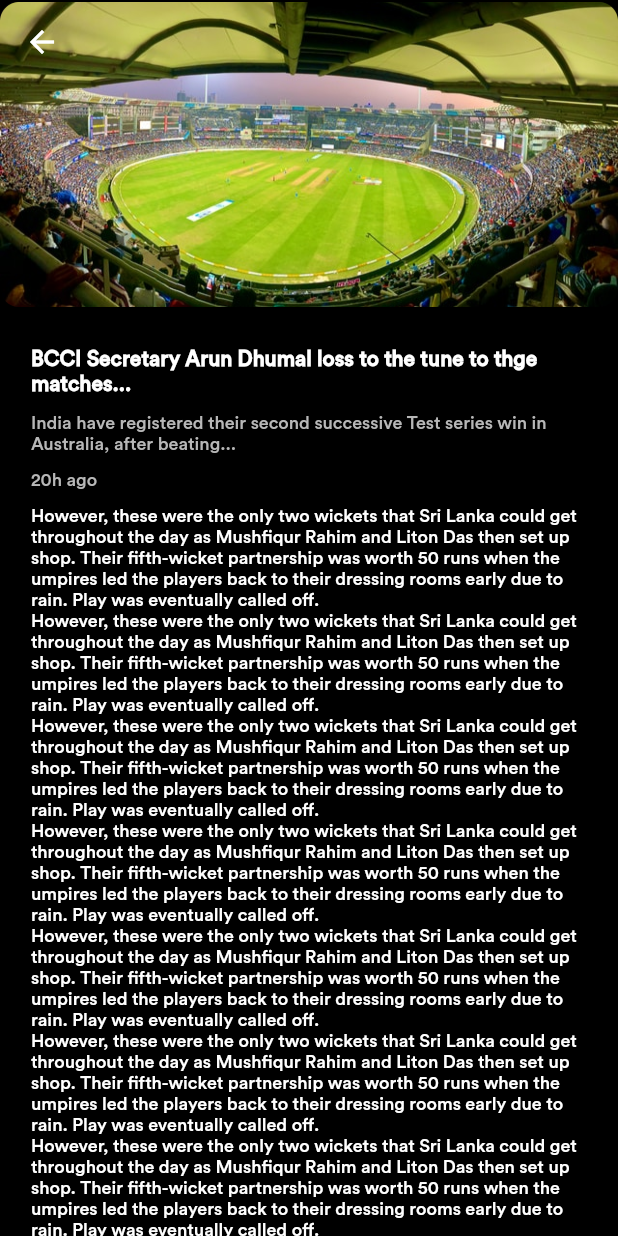
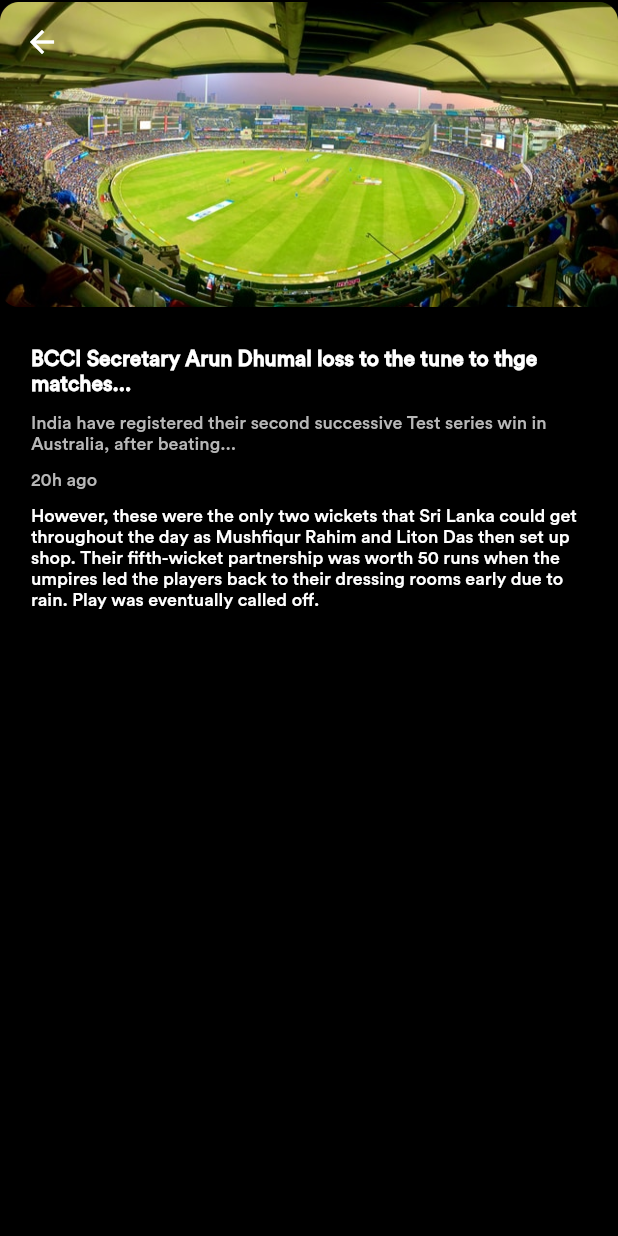
Before and after one commit to Jainish22/FanTips, a Flutter app: the screen it shows after launch, after a tap on "BCCI Secretary Arun Dhumal loss to the t", on a phone screen of 412 x 824 dp. Run offline on Flutter 3.47's test engine with Material 2 defaults, Android fonts, the phone set to English and light mode, and no system bars; our stand-ins replace get, sizer.

Commit message:
appbar 1 change

```diff
--- a/lib/Screens/Home/Home.dart
+++ b/lib/Screens/Home/Home.dart
@@ -71,7 +71,7 @@ class Home extends StatelessWidget {
                        shrinkWrap: true,
                        physics: const NeverScrollableScrollPhysics(),
                        itemBuilder: (context, index){
-                         return  InkWell(child: const MyContainer3(),onTap: (){Get.to(HomeNews());},);
+                         return  InkWell(child: const MyContainer3(),onTap: (){Get.toNamed("news");},);
                        }
                      ),
                    ),
--- a/lib/Screens/Home/HomeNews.dart
+++ b/lib/Screens/Home/HomeNews.dart
@@ -13,13 +13,11 @@ class HomeNews extends StatefulWidget {
 }
 
 class _HomeNewsState extends State<HomeNews> with TickerProviderStateMixin {
-  //
   late AnimationController ColorAnimationController;
   late AnimationController TextAnimationController;
   late Animation colorTween, iconColorTween;
   late Animation<Offset> transTween;
 
-  //
   @override
   void initState() {
     ColorAnimationController =
@@ -75,81 +73,11 @@ class _HomeNewsState extends State<HomeNews> with TickerProviderStateMixin {
                         child: Column(
                           crossAxisAlignment: CrossAxisAlignment.start,
                           mainAxisAlignment: MainAxisAlignment.spaceBetween,
-                          children: const [
-                            Text(
-                                'BCCI Secretary Arun Dhumal loss to the tune to thge matches... ',
-                                style: TextStyle(
-                                    fontWeight: FontWeight.bold, fontSize: 14)),
-                            AppSizebox.h10,
-                            Text(
-                                'India have registered their second successive Test series win in Australia, after beating...',
-                                style: TextStyle(
-                                    color: AppColor.grey, fontSize: 12)),
-                            AppSizebox.h10,
-                            Text('20h ago',
-                                style: TextStyle(
-                                    color: AppColor.grey, fontSize: 12)),
-                            AppSizebox.h10,
-                            Text(
-                              "However, these were the only two wickets that Sri Lanka could get throughout the day as Mushfiqur Rahim and Liton Das then set up shop. Their fifth-wicket partnership was worth 50 runs when the umpires led the players back to their dressing rooms early due to rain. Play was eventually called off.",
-                              style: TextStyle(
-                                fontSize: 12,
-                              ),
-                            ),
-                            Text(
-                              "However, these were the only two wickets that Sri Lanka could get throughout the day as Mushfiqur Rahim and Liton Das then set up shop. Their fifth-wicket partnership was worth 50 runs when the umpires led the players back to their dressing rooms early due to rain. Play was eventually called off.",
-                              style: TextStyle(
-                                fontSize: 12,
-                              ),
-                            ),
-                            Text(
-                              "However, these were the only two wickets that Sri Lanka could get throughout the day as Mushfiqur Rahim and Liton Das then set up shop. Their fifth-wicket partnership was worth 50 runs when the umpires led the players back to their dressing rooms early due to rain. Play was eventually called off.",
-                              style: TextStyle(
-                                fontSize: 12,
-                              ),
-                            ),
-                            Text(
-                              "However, these were the only two wickets that Sri Lanka could get throughout the day as Mushfiqur Rahim and Liton Das then set up shop. Their fifth-wicket partnership was worth 50 runs when the umpires led the players back to their dressing rooms early due to rain. Play was eventually called off.",
-                              style: TextStyle(
-                                fontSize: 12,
-                              ),
-                            ),
-                            Text(
-                              "However, these were the only two wickets that Sri Lanka could get throughout the day as Mushfiqur Rahim and Liton Das then set up shop. Their fifth-wicket partnership was worth 50 runs when the umpires led the players back to their dressing rooms early due to rain. Play was eventually called off.",
-                              style: TextStyle(
-                                fontSize: 12,
-                              ),
-                            ),
-                            Text(
-                              "However, these were the only two wickets that Sri Lanka could get throughout the day as Mushfiqur Rahim and Liton Das then set up shop. Their fifth-wicket partnership was worth 50 runs when the umpires led the players back to their dressing rooms early due to rain. Play was eventually called off.",
-                              style: TextStyle(
-                                fontSize: 12,
-                              ),
-                            ),
-                            Text(
-                              "However, these were the only two wickets that Sri Lanka could get throughout the day as Mushfiqur Rahim and Liton Das then set up shop. Their fifth-wicket partnership was worth 50 runs when the umpires led the players back to their dressing rooms early due to rain. Play was eventually called off.",
-                              style: TextStyle(
-                                fontSize: 12,
-                              ),
-                            ),
-                            Text(
-                              "However, these were the only two wickets that Sri Lanka could get throughout the day as Mushfiqur Rahim and Liton Das then set up shop. Their fifth-wicket partnership was worth 50 runs when the umpires led the players back to their dressing rooms early due to rain. Play was eventually called off.",
-                              style: TextStyle(
-                                fontSize: 12,
-                              ),
-                            ),
-                            Text(
-                              "However, these were the only two wickets that Sri Lanka could get throughout the day as Mushfiqur Rahim and Liton Das then set up shop. Their fifth-wicket partnership was worth 50 runs when the umpires led the players back to their dressing rooms early due to rain. Play was eventually called off.",
-                              style: TextStyle(
-                                fontSize: 12,
-                              ),
-                            ),
-                            Text(
-                              "However, these were the only two wickets that Sri Lanka could get throughout the day as Mushfiqur Rahim and Liton Das then set up shop. Their fifth-wicket partnership was worth 50 runs when the umpires led the players back to their dressing rooms early due to rain. Play was eventually called off.",
-                              style: TextStyle(
-                                fontSize: 12,
-                              ),
-                            ),
+                          children:   const [
+                            Text('BCCI Secretary Arun Dhumal loss to the tune to thge matches... ', style: TextStyle(fontWeight: FontWeight.bold, fontSize: 14)), AppSizebox.h10,
+                            Text('India have registered their second successive Test series win in Australia, after beating...', style: TextStyle(color: AppColor.grey, fontSize: 12)), AppSizebox.h10,
+                            Text('20h ago', style: TextStyle(color: AppColor.grey, fontSize: 12)), AppSizebox.h10,
+                            Text("However, these were the only two wickets that Sri Lanka could get throughout the day as Mushfiqur Rahim and Liton Das then set up shop. Their fifth-wicket partnership was worth 50 runs when the umpires led the players back to their dressing rooms early due to rain. Play was eventually called off.", style: TextStyle(fontSize: 12,),),
                           ],
                         ),
                       ),
@@ -159,7 +87,7 @@ class _HomeNewsState extends State<HomeNews> with TickerProviderStateMixin {
               ),
             ),
             Container(
-              height: 80,
+              height: 10.h,
               child: AnimatedBuilder(
                 animation: ColorAnimationController,
                 builder: (context, child) => AppBar(
@@ -169,10 +97,9 @@ class _HomeNewsState extends State<HomeNews> with TickerProviderStateMixin {
                   title: Transform.translate(
                     offset: transTween.value,
                     child: const Text(
-                      'BCCI Secretary Arun Dhumal loss to the tune to thge matches... ',
+                        'BCCI Secretary Arun Dhumal loss to the tune to thge matches... ',
                         style: TextStyle(
-                            fontWeight: FontWeight.bold, fontSize: 14)
-                    ),
+                            fontWeight: FontWeight.bold, fontSize: 14)),
                   ),
                   // iconTheme: IconThemeData(
                   //   color: iconColorTween.value,
--- a/lib/Util/GetPages.dart
+++ b/lib/Util/GetPages.dart
@@ -1,8 +1,11 @@
 import 'package:fantips/Screens/Home/Home.dart';
 import 'package:get/get.dart';
+
+import '../Screens/Home/HomeNews.dart';
 
 class Routes {
   static final routes = [
     GetPage(name: '/home', page: () => const Home()),
+    GetPage(name: '/news', page: () => const HomeNews()),
   ];
 }
```
